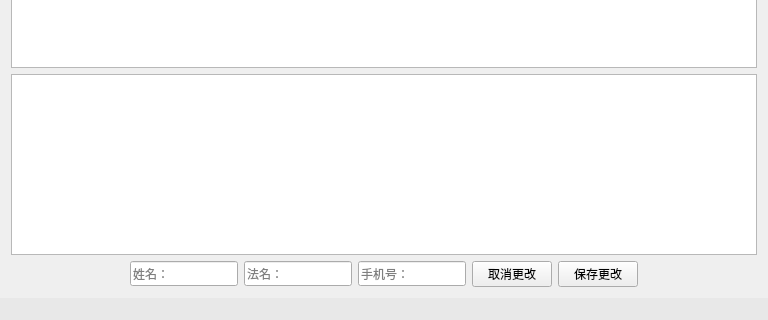
crouse/citta, file mainwindow.ui: the form before one commit; both pictures show x 0 to 768 and y 195 to 515 of the 768 by 515 pixel window.
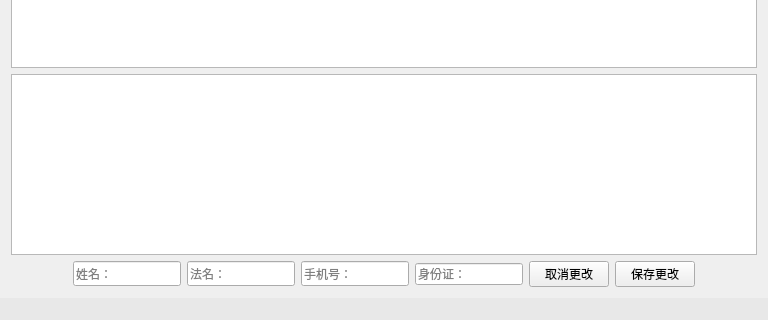
The form after the commit. Icons and pictures are not drawn.

The edit to the form file:
```diff
--- a/mainwindow.ui
+++ b/mainwindow.ui
@@ -221,6 +221,13 @@
           </property>
          </widget>
         </item>
+        <item>
+         <widget class="QLineEdit" name="lineEditCID">
+          <property name="placeholderText">
+           <string>身份证：</string>
+          </property>
+         </widget>
+        </item>
         <item>
          <widget class="QPushButton" name="pushButtonCancel">
           <property name="sizePolicy">
```
